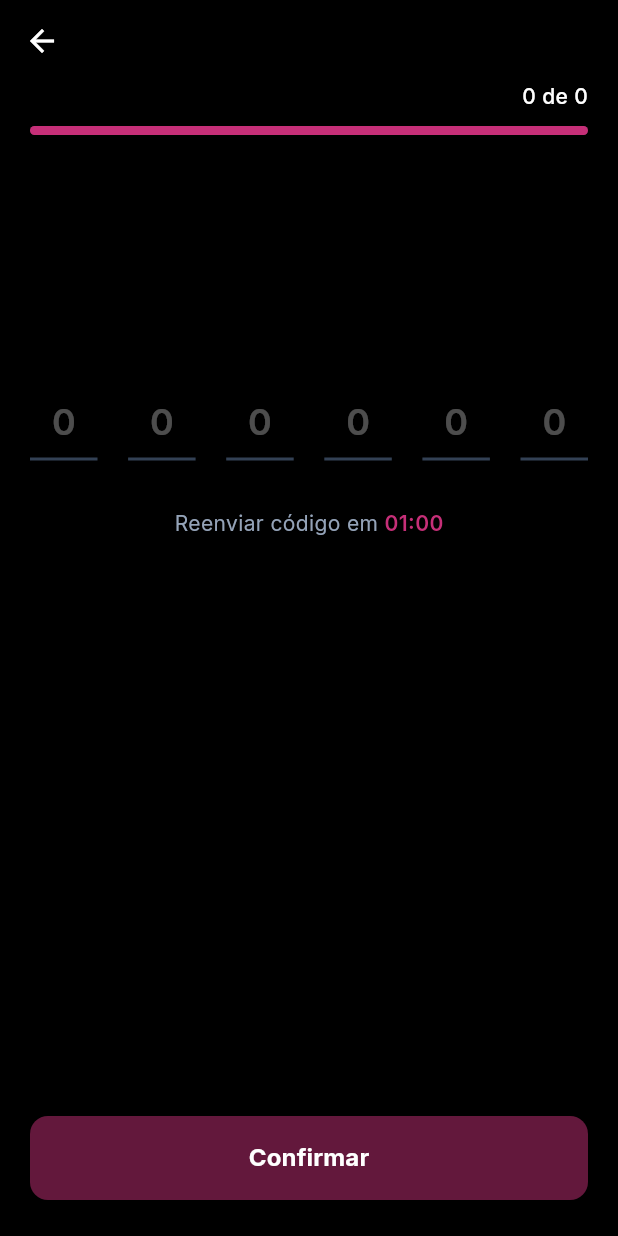
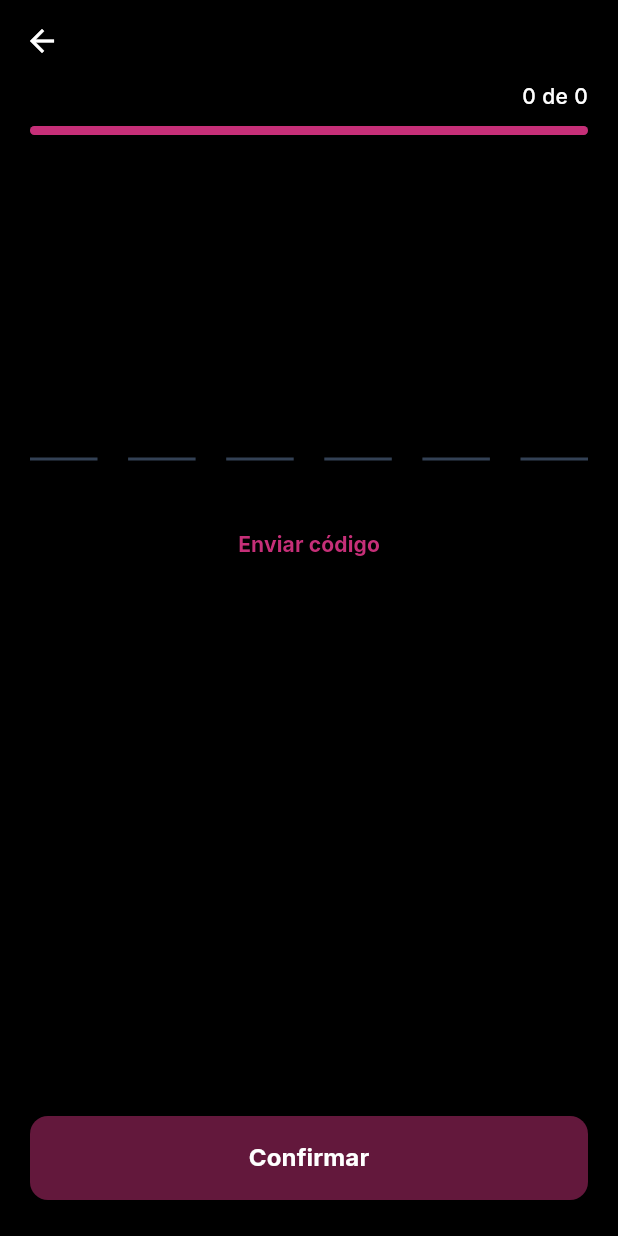
Before and after one commit to adm-tmjapp/tmjappdrive, a Flutter app: the _ValidationLayout screen opened directly with empty values, on a phone screen of 412 x 824 dp. Run offline on Flutter 3.47's test engine with Material 3 defaults, Android fonts, the light colour scheme and no system bars; our stand-ins replace file_picker, firebase_core, firebase_messaging, flutter_bloc, flutter_riverpod, geolocator and 6 more; missing offline and left inert: flutter_ringtone_player, http_status_code; accounts and stored records are empty; network calls fail.

Commit message:
fix: validar uploads e codigos no onboarding drive

```diff
--- a/lib/features/onboarding/presentation/screens/onboarding_validation_screens.dart
+++ b/lib/features/onboarding/presentation/screens/onboarding_validation_screens.dart
@@ -1,3 +1,5 @@
+import 'dart:async';
+
 import 'package:flutter/material.dart';
 import 'package:flutter/services.dart';
 import 'package:flutter_riverpod/flutter_riverpod.dart';
@@ -5,8 +7,6 @@ import 'package:google_fonts/google_fonts.dart';
 
 import '../../application/onboarding_providers.dart';
 import '../../domain/onboarding_models.dart';
-// Mantenha os imports do seu projeto
-import '../widgets/onboarding_ui.dart';
 
 // Cores do layout (Substitua as do onboarding_ui.dart caso prefira estas)
 const Color _onboardingBg = Color(0xFF000000);
@@ -36,6 +36,23 @@ class _OnboardingEmailValidationScreenState
   void initState() {
     super.initState();
     _codeController.addListener(_syncCodeState);
+    WidgetsBinding.instance.addPostFrameCallback((_) {
+      _sendEmailCodeOnEnter();
+    });
+  }
+
+  Future<void> _sendEmailCodeOnEnter() async {
+    if (!mounted) return;
+
+    final controller = ref.read(
+      driverOnboardingControllerProvider(widget.session).notifier,
+    );
+    final ok = await controller.sendEmailCode();
+
+    if (!mounted) return;
+    if (ok) {
+      setState(() => _codeSent = true);
+    }
   }
 
   @override
@@ -115,6 +132,23 @@ class _OnboardingPhoneValidationScreenState
   void initState() {
     super.initState();
     _codeController.addListener(_syncCodeState);
+    WidgetsBinding.instance.addPostFrameCallback((_) {
+      _sendPhoneCodeOnEnter();
+    });
+  }
+
+  Future<void> _sendPhoneCodeOnEnter() async {
+    if (!mounted) return;
+
+    final controller = ref.read(
+      driverOnboardingControllerProvider(widget.session).notifier,
+    );
+    final ok = await controller.sendPhoneCode();
+
+    if (!mounted) return;
+    if (ok) {
+      setState(() => _codeSent = true);
+    }
   }
 
   @override
@@ -174,7 +208,7 @@ class _OnboardingPhoneValidationScreenState
 // ==============================================================
 // WIDGET DO LAYOUT PRINCIPAL (REAPROVEITADO PARA AS DUAS TELAS)
 // ==============================================================
-class _ValidationLayout extends StatelessWidget {
+class _ValidationLayout extends StatefulWidget {
   const _ValidationLayout({
     required this.title,
     required this.headline,
@@ -202,8 +236,54 @@ class _ValidationLayout extends StatelessWidget {
   final String? error;
   final bool codeSent;
   final bool codeReady;
-  final VoidCallback onSendCode;
-  final VoidCallback onSubmit;
+  final Future<void> Function() onSendCode;
+  final Future<void> Function() onSubmit;
+
+  @override
+  State<_ValidationLayout> createState() => _ValidationLayoutState();
+}
+
+class _ValidationLayoutState extends State<_ValidationLayout> {
+  Timer? _resendTimer;
+  int _resendSeconds = 0;
+
+  @override
+  void initState() {
+    super.initState();
+    if (widget.codeSent) _startResendCooldown();
+  }
+
+  @override
+  void didUpdateWidget(covariant _ValidationLayout oldWidget) {
+    super.didUpdateWidget(oldWidget);
+    if (!oldWidget.codeSent && widget.codeSent) _startResendCooldown();
+  }
+
+  @override
+  void dispose() {
+    _resendTimer?.cancel();
+    super.dispose();
+  }
+
+  void _startResendCooldown() {
+    _resendTimer?.cancel();
+    setState(() => _resendSeconds = 60);
+    _resendTimer = Timer.periodic(const Duration(seconds: 1), (timer) {
+      if (!mounted) return timer.cancel();
+      if (_resendSeconds <= 1) {
+        timer.cancel();
+        setState(() => _resendSeconds = 0);
+      } else {
+        setState(() => _resendSeconds--);
+      }
+    });
+  }
+
+  Future<void> _resendCode() async {
+    if (_resendSeconds > 0 || widget.isLoading) return;
+    _startResendCooldown();
+    await widget.onSendCode();
+  }
 
   @override
   Widget build(BuildContext context) {
@@ -218,7 +298,7 @@ class _ValidationLayout extends StatelessWidget {
           icon: const Icon(Icons.arrow_back, color: Colors.white),
         ),
         title: Text(
-          title,
+          widget.title,
           style: GoogleFonts.inter(
             fontSize: 18,
             fontWeight: FontWeight.w700,
@@ -235,7 +315,7 @@ class _ValidationLayout extends StatelessWidget {
                   mainAxisAlignment: MainAxisAlignment.spaceBetween,
                   children: [
                     Text(
-                      stepLabel,
+                      widget.stepLabel,
                       style: GoogleFonts.inter(
                         fontSize: 14,
                         fontWeight: FontWeight.w500,
@@ -243,7 +323,7 @@ class _ValidationLayout extends StatelessWidget {
                       ),
                     ),
                     Text(
-                      '$currentStep de $totalSteps',
+                      '${widget.currentStep} de ${widget.totalSteps}',
                       style: GoogleFonts.inter(
                         fontSize: 14,
                         fontWeight: FontWeight.w500,
@@ -256,7 +336,7 @@ class _ValidationLayout extends StatelessWidget {
                 ClipRRect(
                   borderRadius: BorderRadius.circular(999),
                   child: LinearProgressIndicator(
-                    value: currentStep / totalSteps,
+                    value: widget.currentStep / widget.totalSteps,
                     minHeight: 6,
                     backgroundColor: const Color(0xFF27272A),
                     valueColor: const AlwaysStoppedAnimation<Color>(
@@ -279,7 +359,7 @@ class _ValidationLayout extends StatelessWidget {
                   crossAxisAlignment: CrossAxisAlignment.start,
                   children: [
                     Text(
-                      headline,
+                      widget.headline,
                       style: GoogleFonts.inter(
                         fontSize: 28,
                         fontWeight: FontWeight.w800,
@@ -289,7 +369,7 @@ class _ValidationLayout extends StatelessWidget {
                     ),
                     const SizedBox(height: 12),
                     Text(
-                      description,
+                      widget.description,
                       style: GoogleFonts.inter(
                         fontSize: 15,
                         fontWeight: FontWeight.w400,
@@ -299,12 +379,20 @@ class _ValidationLayout extends StatelessWidget {
                     ),
                     const SizedBox(height: 48),
 
-                    // ==========================================
-                    // LAYOUT ESTÁTICO DO CÓDIGO (Como solicitado)
-                    // ==========================================
+                    ValueListenableBuilder<TextEditingValue>(
+                      valueListenable: widget.codeController,
+                      builder: (context, value, _) {
+                        final code = value.text;
+                        return SizedBox(
+                          height: 50,
+                          child: Stack(
+                            children: [
                               Row(
-                      mainAxisAlignment: MainAxisAlignment.spaceBetween,
+                                mainAxisAlignment:
+                                    MainAxisAlignment.spaceBetween,
                                 children: List.generate(6, (index) {
+                                  final digit =
+                                      index < code.length ? code[index] : '';
                                   return Container(
                                     width: 45,
                                     height: 50,
@@ -318,10 +406,10 @@ class _ValidationLayout extends StatelessWidget {
                                     ),
                                     child: Center(
                                       child: Text(
-                              '0',
+                                        digit,
                                         style: GoogleFonts.inter(
                                           fontSize: 24,
-                                color: Colors.white.withValues(alpha: 0.3),
+                                          color: Colors.white,
                                           fontWeight: FontWeight.w600,
                                         ),
                                       ),
@@ -329,34 +417,64 @@ class _ValidationLayout extends StatelessWidget {
                                   );
                                 }),
                               ),
+                              Positioned.fill(
+                                child: TextField(
+                                  controller: widget.codeController,
+                                  keyboardType: TextInputType.number,
+                                  inputFormatters: [
+                                    FilteringTextInputFormatter.digitsOnly,
+                                  ],
+                                  maxLength: 6,
+                                  textAlign: TextAlign.center,
+                                  style: const TextStyle(
+                                    color: Colors.transparent,
+                                    fontSize: 1,
+                                  ),
+                                  cursorColor: Colors.transparent,
+                                  decoration: const InputDecoration(
+                                    border: InputBorder.none,
+                                    counterText: '',
+                                  ),
+                                ),
+                              ),
+                            ],
+                          ),
+                        );
+                      },
+                    ),
 
                     // ==========================================
                     const SizedBox(height: 32),
                     Center(
-                      child: Text.rich(
-                        TextSpan(
-                          text: 'Reenviar código em ',
+                      child:
+                          _resendSeconds > 0
+                              ? Text(
+                                'Reenviar código em 00:${_resendSeconds.toString().padLeft(2, '0')}',
                                 style: GoogleFonts.inter(
                                   fontSize: 14,
                                   color: _onboardingSubtitle,
                                 ),
-                          children: [
-                            TextSpan(
-                              text: '01:00',
+                              )
+                              : TextButton(
+                                onPressed:
+                                    widget.isLoading ? null : _resendCode,
+                                child: Text(
+                                  widget.codeSent
+                                      ? 'Reenviar código agora'
+                                      : 'Enviar código',
                                   style: GoogleFonts.inter(
+                                    fontSize: 14,
                                     color: _onboardingPrimary,
-                                fontWeight: FontWeight.w600,
-                              ),
-                            ),
-                          ],
+                                    fontWeight: FontWeight.w700,
                                   ),
                                 ),
                               ),
-                    if (error != null) ...[
+                    ),
+                    if (widget.error != null) ...[
                       const SizedBox(height: 24),
                       Center(
                         child: Text(
-                          error!,
+                          widget.error!,
                           textAlign: TextAlign.center,
                           style: GoogleFonts.inter(
                             color: Colors.redAccent,
@@ -375,7 +493,10 @@ class _ValidationLayout extends StatelessWidget {
                 width: double.infinity,
                 height: 56,
                 child: ElevatedButton(
-                  onPressed: isLoading || !codeReady ? null : onSubmit,
+                  onPressed:
+                      widget.isLoading || !widget.codeReady
+                          ? null
+                          : widget.onSubmit,
                   style: ElevatedButton.styleFrom(
                     backgroundColor: _onboardingPrimary,
                     disabledBackgroundColor: _onboardingPrimary.withValues(
@@ -387,7 +508,7 @@ class _ValidationLayout extends StatelessWidget {
                     ),
                   ),
                   child:
-                      isLoading
+                      widget.isLoading
                           ? const SizedBox(
                             width: 24,
                             height: 24,
```
Also changed, not shown: lib/features/onboarding/presentation/screens/onboarding_cnh_screen.dart (+9 -2 lines), lib/features/onboarding/presentation/screens/onboarding_criminal_record_screen.dart (+18 -2 lines), lib/features/onboarding/presentation/screens/onboarding_profile_photo_screen.dart (+13 -3 lines), lib/features/onboarding/presentation/screens/onboarding_vehicle_photos_screen.dart (+8 -1 lines). Lines whose indentation alone changed are shown as unchanged.
